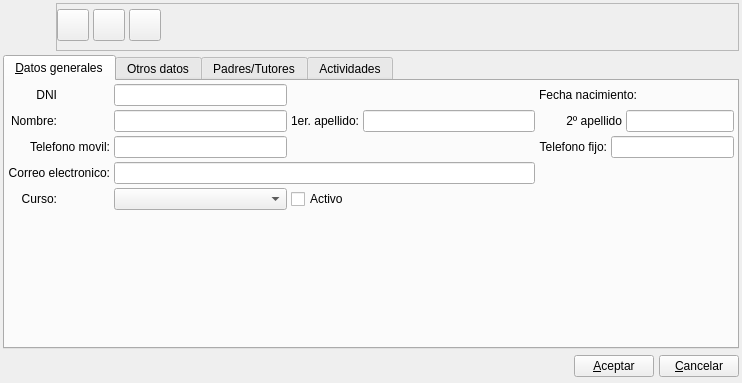
eboladev/Bulmages-1, file bulmages/bulmafact/plugins/pluginbf_alumno/alumnobase.ui: the form before one commit.
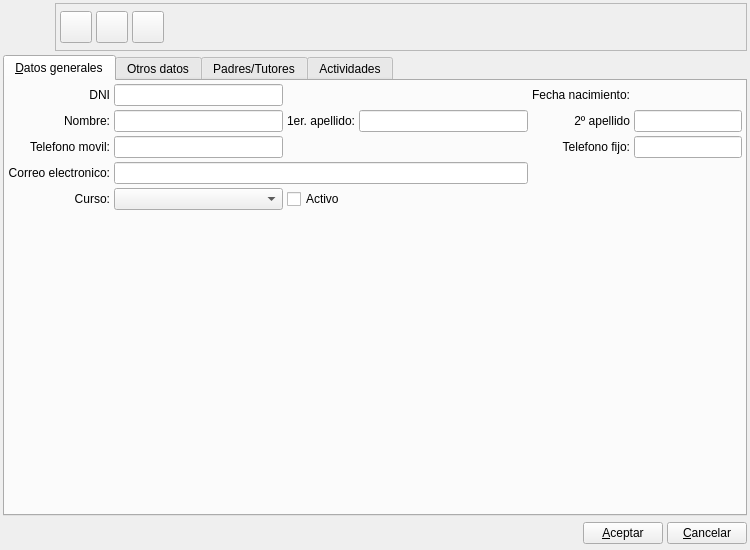
The form after the commit. Icons and pictures are not drawn. Custom widgets are drawn as their Qt base class.

Diff of the .ui file:
```diff
--- a/bulmages/bulmafact/plugins/pluginbf_alumno/alumnobase.ui
+++ b/bulmages/bulmafact/plugins/pluginbf_alumno/alumnobase.ui
@@ -7,14 +7,14 @@
    <rect>
     <x>0</x>
     <y>0</y>
-    <width>742</width>
-    <height>383</height>
+    <width>750</width>
+    <height>550</height>
    </rect>
   </property>
   <property name="minimumSize">
    <size>
-    <width>500</width>
-    <height>150</height>
+    <width>750</width>
+    <height>550</height>
    </size>
   </property>
   <property name="windowTitle">
@@ -28,7 +28,7 @@
    <item>
     <layout class="QHBoxLayout">
      <property name="spacing">
-      <number>5</number>
+      <number>4</number>
      </property>
      <property name="margin">
       <number>0</number>
@@ -68,13 +68,13 @@
        </property>
        <layout class="QHBoxLayout" name="horizontalLayout">
         <property name="leftMargin">
-         <number>0</number>
+         <number>4</number>
         </property>
         <property name="topMargin">
-         <number>0</number>
+         <number>4</number>
         </property>
         <property name="rightMargin">
-         <number>0</number>
+         <number>4</number>
         </property>
         <item>
          <widget class="QToolButton" name="mui_guardar">
@@ -108,8 +108,8 @@
           </property>
           <property name="iconSize">
            <size>
-            <width>32</width>
-            <height>32</height>
+            <width>22</width>
+            <height>22</height>
            </size>
           </property>
           <property name="shortcut">
@@ -149,8 +149,8 @@
           </property>
           <property name="iconSize">
            <size>
-            <width>32</width>
-            <height>32</height>
+            <width>22</width>
+            <height>22</height>
            </size>
           </property>
           <property name="shortcut">
@@ -190,8 +190,8 @@
           </property>
           <property name="iconSize">
            <size>
-            <width>32</width>
-            <height>32</height>
+            <width>22</width>
+            <height>22</height>
            </size>
           </property>
           <property name="shortcut">
@@ -254,7 +254,7 @@
        <string>&amp;Datos generales</string>
       </attribute>
       <layout class="QGridLayout" name="gridLayout_2">
-       <item row="0" column="0">
+       <item row="0" column="0" colspan="2">
         <widget class="QLabel" name="textLabel2_5">
          <property name="text">
           <string>DNI</string>
@@ -274,26 +274,7 @@
          </property>
         </widget>
        </item>
-       <item row="0" column="5" colspan="3">
-        <widget class="QLabel" name="textLabel2_10">
-         <property name="sizePolicy">
-          <sizepolicy hsizetype="Fixed" vsizetype="Fixed">
-           <horstretch>0</horstretch>
-           <verstretch>0</verstretch>
-          </sizepolicy>
-         </property>
-         <property name="text">
-          <string>Fecha nacimiento:</string>
-         </property>
-         <property name="alignment">
-          <set>Qt::AlignRight|Qt::AlignTrailing|Qt::AlignVCenter</set>
-         </property>
-         <property name="buddy">
-          <cstring>mui_fechanacimientoalumno</cstring>
-         </property>
-        </widget>
-       </item>
-       <item row="0" column="8">
+       <item row="0" column="6" colspan="3">
         <widget class="BlDateSearch" name="mui_fechanacimientoalumno" native="true">
          <property name="focusPolicy">
           <enum>Qt::StrongFocus</enum>
@@ -309,7 +290,7 @@
          </property>
         </widget>
        </item>
-       <item row="1" column="0">
+       <item row="1" column="0" colspan="2">
         <widget class="QLabel" name="textLabel2_2">
          <property name="text">
           <string>Nombre:</string>
@@ -355,7 +336,7 @@
          </property>
         </widget>
        </item>
-       <item row="1" column="5" colspan="2">
+       <item row="1" column="5">
         <widget class="QLabel" name="textLabel2_4">
          <property name="text">
           <string>2º apellido</string>
@@ -368,7 +349,7 @@
          </property>
         </widget>
        </item>
-       <item row="1" column="7" colspan="2">
+       <item row="1" column="6" colspan="3">
         <widget class="QLineEdit" name="mui_apellido2alumno">
          <property name="sizePolicy">
           <sizepolicy hsizetype="Expanding" vsizetype="Preferred">
@@ -438,7 +419,7 @@
          </property>
         </widget>
        </item>
-       <item row="4" column="0">
+       <item row="4" column="0" colspan="2">
         <widget class="QLabel" name="label_2">
          <property name="text">
           <string>Curso:</string>
@@ -481,6 +462,25 @@
          </property>
         </spacer>
        </item>
+       <item row="0" column="5">
+        <widget class="QLabel" name="textLabel2_10">
+         <property name="sizePolicy">
+          <sizepolicy hsizetype="Fixed" vsizetype="Fixed">
+           <horstretch>0</horstretch>
+           <verstretch>0</verstretch>
+          </sizepolicy>
+         </property>
+         <property name="text">
+          <string>Fecha nacimiento:</string>
+         </property>
+         <property name="alignment">
+          <set>Qt::AlignRight|Qt::AlignTrailing|Qt::AlignVCenter</set>
+         </property>
+         <property name="buddy">
+          <cstring>mui_fechanacimientoalumno</cstring>
+         </property>
+        </widget>
+       </item>
       </layout>
      </widget>
      <widget class="QWidget" name="tabOtros">
@@ -617,7 +617,7 @@
    <item>
     <layout class="QHBoxLayout">
      <property name="spacing">
-      <number>5</number>
+      <number>4</number>
      </property>
      <property name="margin">
       <number>0</number>
```
Left out of the diff: 6 changed lines with no effect on the pictures.
